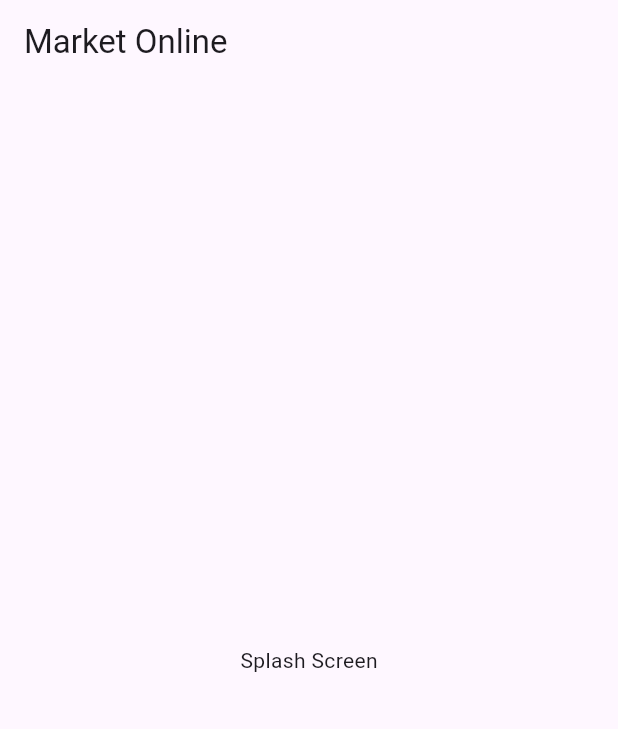
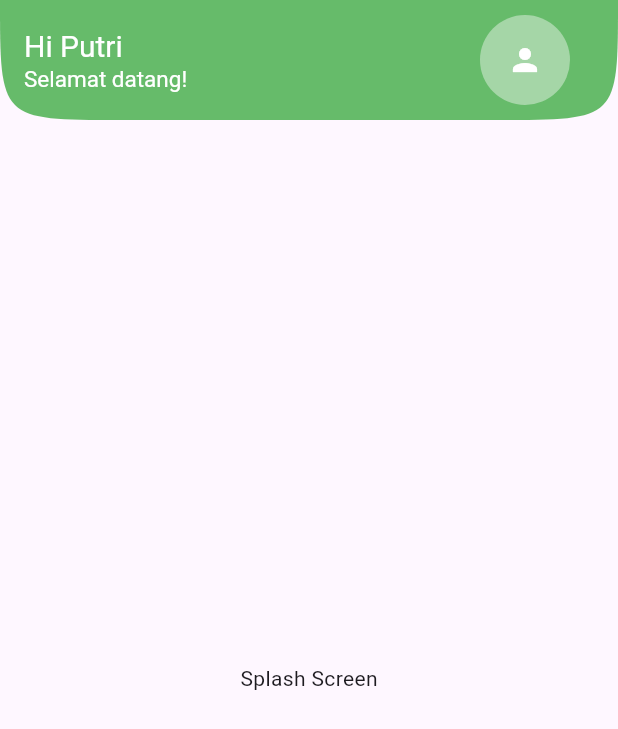
Before and after one commit to mputt26/Market_Apps, a Flutter app: the screen it shows after launch, on a phone screen of 412 x 824 dp. Shown: the top 729 px of the screen. Run offline on Flutter 3.47's test engine with Material 3 defaults, Android fonts, the phone set to English and light mode, and no system bars; Roboto replaces fonts that are missing (Rock).

Commit message:
update appbar

```diff
--- a/lib/View/v_homePage.dart
+++ b/lib/View/v_homePage.dart
@@ -1,13 +1,46 @@
 import 'package:flutter/material.dart';
+import 'package:market_apps/style.dart';
 
 class HomePage extends StatelessWidget {
-  const HomePage({super.key});
+  const HomePage({Key? key});
 
   @override
   Widget build(BuildContext context) {
     return Scaffold(
       appBar: AppBar(
-        title: Text('Market Online'),
+        automaticallyImplyLeading: false,
+        backgroundColor: Colors.green[400],
+        toolbarHeight: 80,
+        shape: ContinuousRectangleBorder(
+          borderRadius: BorderRadius.only(
+            bottomLeft: Radius.circular(90),
+            bottomRight: Radius.circular(90),
+          ),
+        ),
+        title: Row(
+          mainAxisAlignment: MainAxisAlignment.spaceBetween,
+          children: [
+            Column(
+              crossAxisAlignment: CrossAxisAlignment.start,
+              children: [
+                Text('Hi Putri', style: tittleHome.copyWith(fontSize: 20)),
+                Text('Selamat datang!',
+                    style: tittleHome.copyWith(fontSize: 15)),
+              ],
+            ),
+            Container(
+              margin: EdgeInsets.only(right: 16),
+              width: 60,
+              height: 60,
+              decoration: BoxDecoration(
+                  shape: BoxShape.circle, color: Colors.green[200]),
+              child: Icon(
+                Icons.person,
+                color: Colors.white,
+              ),
+            ),
+          ],
+        ),
       ),
       body: Center(
         child: Text('Splash Screen'),
--- a/lib/main.dart
+++ b/lib/main.dart
@@ -14,7 +14,7 @@ class MyApp extends StatelessWidget {
     return MaterialApp(
       debugShowCheckedModeBanner: false,
       title: 'App Fluterku',
-      initialRoute: '/',
+      initialRoute: '/home',
       routes: {
         '/': (context) => SplashScreenPage(),
         '/home': (context) => HomePage(),
--- a/lib/style.dart
+++ b/lib/style.dart
@@ -2,3 +2,5 @@ import 'package:flutter/material.dart';
 
 TextStyle tittleG = const TextStyle(
     fontFamily: 'Rock', fontSize: 70, color: Color.fromARGB(255, 38, 105, 40));
+TextStyle tittleHome =
+    const TextStyle(fontFamily: 'Rock', fontSize: 12, color: Colors.white);
```
